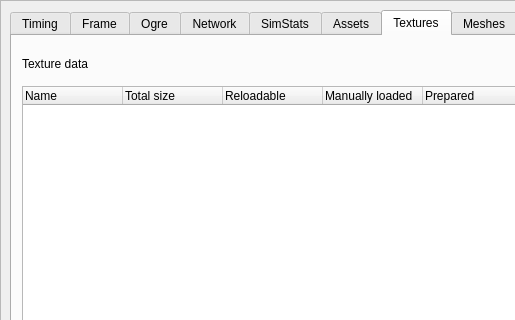
Qt form bin/data/ui/profiler.ui (realXtend/tundra) before a commit; both pictures show x 0 to 515 and y 0 to 320 of the 808 by 541 pixel window.
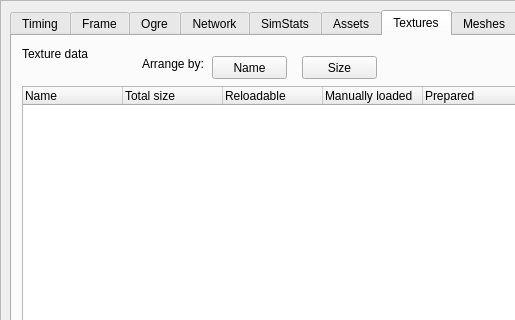
The same form after that commit. The open tabs and pages were chosen to show the change.

Commit message: Added a buttons which can be used to sort asset data.

Patch:
```diff
--- a/bin/data/ui/profiler.ui
+++ b/bin/data/ui/profiler.ui
@@ -1444,7 +1444,7 @@
           <property name="geometry">
            <rect>
             <x>10</x>
-            <y>20</y>
+            <y>10</y>
             <width>101</width>
             <height>16</height>
            </rect>
@@ -1453,6 +1453,45 @@
            <string>Texture data</string>
           </property>
          </widget>
+         <widget class="QLabel" name="label_33">
+          <property name="geometry">
+           <rect>
+            <x>130</x>
+            <y>20</y>
+            <width>101</width>
+            <height>16</height>
+           </rect>
+          </property>
+          <property name="text">
+           <string>Arrange by:</string>
+          </property>
+         </widget>
+         <widget class="QPushButton" name="arrange_name">
+          <property name="geometry">
+           <rect>
+            <x>200</x>
+            <y>20</y>
+            <width>75</width>
+            <height>23</height>
+           </rect>
+          </property>
+          <property name="text">
+           <string>Name</string>
+          </property>
+         </widget>
+         <widget class="QPushButton" name="arrange_size">
+          <property name="geometry">
+           <rect>
+            <x>290</x>
+            <y>20</y>
+            <width>75</width>
+            <height>23</height>
+           </rect>
+          </property>
+          <property name="text">
+           <string>Size</string>
+          </property>
+         </widget>
         </widget>
         <widget class="QWidget" name="meshes">
          <attribute name="title">
```
Left out of the diff: 181 changed lines with no effect on the pictures. The commit also changes 2 other files.
